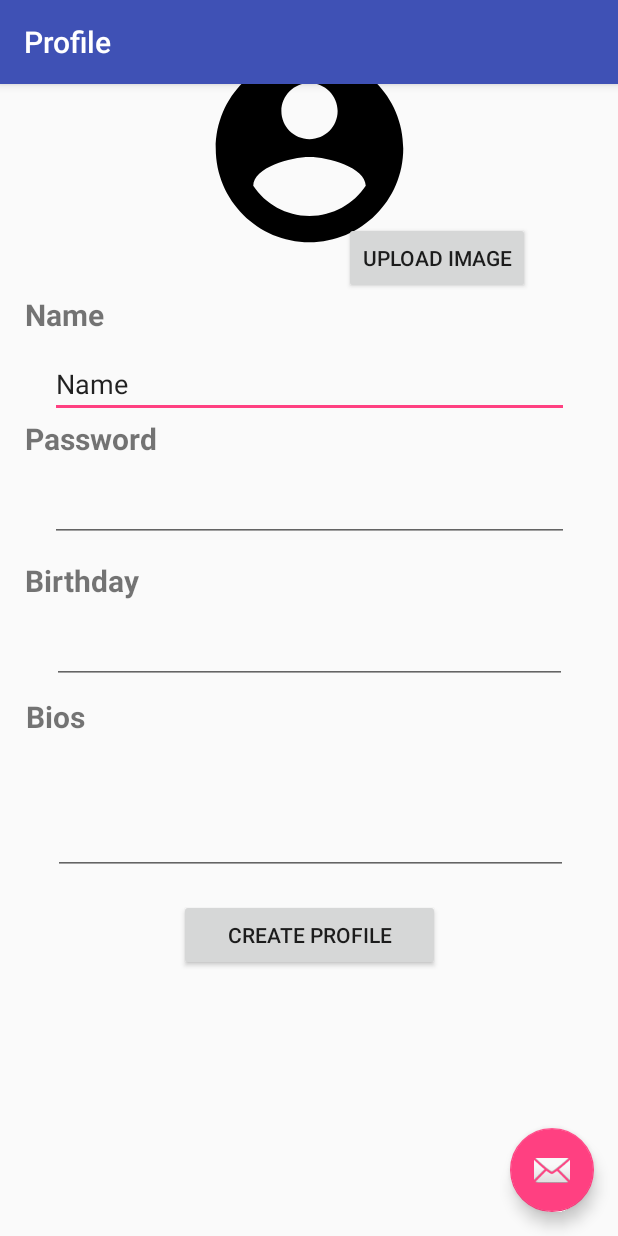
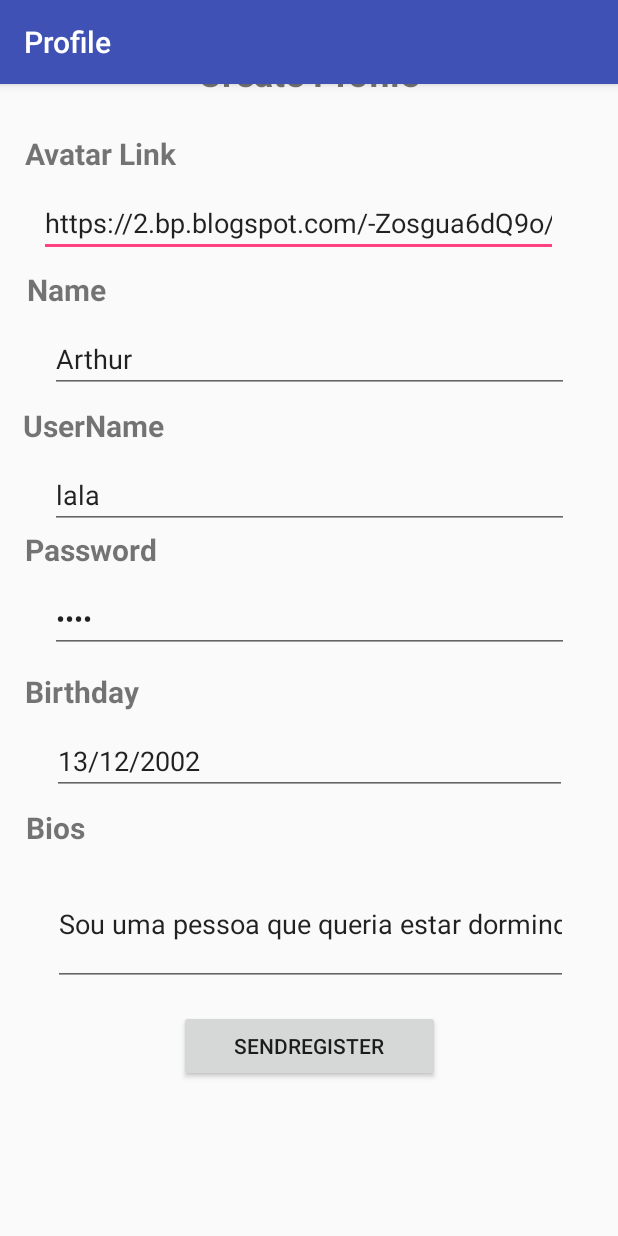
Before and after one commit to ahlp/catalog-android-client, an Android app: the Profile screen opened directly, with no data from a screen before it, on a phone screen of 412 x 824 dp. Run offline under Robolectric (Android 15) with nearby library versions, the phone set to English and light mode, and no system bars; our stand-ins replace Volley; network calls fail.

Commit message:
adjusting profile creating screen

```diff
--- a/app/src/main/java/com/hnka/csd/Profile.java
+++ b/app/src/main/java/com/hnka/csd/Profile.java
@@ -4,8 +4,6 @@ import android.content.Context;
 import android.content.Intent;
 import android.content.SharedPreferences;
 import android.os.Bundle;
-import android.support.design.widget.FloatingActionButton;
-import android.support.design.widget.Snackbar;
 import android.support.v7.app.AppCompatActivity;
 import android.support.v7.widget.Toolbar;
 import android.view.View;
@@ -26,29 +24,22 @@ public class Profile extends AppCompatActivity {
         setContentView(R.layout.activity_profile);
         Toolbar toolbar = (Toolbar) findViewById(R.id.toolbar);
         setSupportActionBar(toolbar);
-
-        FloatingActionButton fab = (FloatingActionButton) findViewById(R.id.fab);
-        fab.setOnClickListener(new View.OnClickListener() {
-            @Override
-            public void onClick(View view) {
-                Snackbar.make(view, "Replace with your own action", Snackbar.LENGTH_LONG)
-                        .setAction("Action", null).show();
-            }
-        });
     }
 
-    public void CreateProfile() {
+    private void CreateProfile() {
         ClientProfile clientProfile = ClientFactory.getClientProfileInstance(getApplicationContext());
 
         boolean isCreatingProfile = true;
 
-        String userName = ((EditText)findViewById(R.id.ProfileUsername)).getText().toString();
+        String userName = ((EditText)findViewById(R.id.ProfileName)).getText().toString();
         String birthday = ((EditText)findViewById(R.id.ProfileBirthday)).getText().toString();
         String bios = ((EditText)findViewById(R.id.ProfileBios)).getText().toString();
+        String avatarLink = ((EditText)findViewById(R.id.ProfileName)).getText().toString();
+
         SharedPreferences sharedPref = getPreferences(Context.MODE_PRIVATE);
         String token = sharedPref.getString(getString(R.string.token_pref_key), "");
 
-        clientProfile.createProfile(userName, birthday, "", bios, token,
+        clientProfile.createProfile(userName, birthday, avatarLink, bios, token,
                 new Response.Listener<String>() {
                     @Override
                     public void onResponse(String response) {
@@ -64,7 +55,7 @@ public class Profile extends AppCompatActivity {
                 });
     }
 
-    private void SendRegister(View v) {
+    public void SendRegister(View v) {
         final String userName = ((EditText)findViewById(R.id.ProfileUsername)).getText().toString();
         final String password = ((EditText)findViewById(R.id.ProfilePassword)).getText().toString();
         final ClientLogin clientLogin = ClientFactory.getClientLoginInstance(getApplicationContext());
--- a/app/src/main/java/com/hnka/csd/client/ClientProfile.java
+++ b/app/src/main/java/com/hnka/csd/client/ClientProfile.java
@@ -20,7 +20,7 @@ public class ClientProfile {
 
     public void getProfile(String id, Response.Listener<String> listener,
                            Response.ErrorListener errorListener) {
-        String url = ClientFactory.HOST + "/api/profiles/" + id;
+        String url = ClientFactory.HOST + "/csd/api/profiles/" + id;
         StringRequest stringRequest = new StringRequest(Request.Method.GET, url, listener, errorListener);
         this.queue.add(stringRequest);
     }
@@ -30,7 +30,7 @@ public class ClientProfile {
                               final String token,
                               Response.Listener<String> listener,
                               Response.ErrorListener errorListener) {
-        String url = ClientFactory.HOST + "/api/profiles/";
+        String url = ClientFactory.HOST + "/csd/api/profiles/";
 
         // POST
         StringRequest stringRequest = new StringRequest(Request.Method.POST, url, listener, errorListener) {
@@ -60,11 +60,11 @@ public class ClientProfile {
         this.queue.add(stringRequest);
     }
 
-    public void updateProfile(String id, final String userName, final String birthday, final String avatarLink,
+    public void updateProfile(String id, final String name, final String birthday, final String avatarLink,
                               final String bios, final String token,
                               Response.Listener<String> listener,
                               Response.ErrorListener errorListener) {
-        String url = ClientFactory.HOST + "/api/profiles/" + id;
+        String url = ClientFactory.HOST + "/csd/api/profiles/" + id;
         StringRequest stringRequest = new StringRequest(Request.Method.PUT, url, listener,
                 errorListener){
             @Override
@@ -79,14 +79,14 @@ public class ClientProfile {
             {
                 String body = "{\"profile\":{";
 
-                if (!userName.equals(""))
-                    body.concat("\"userName\":\""+ userName + "\",");
+                if (!name.equals(""))
+                    body.concat("\"name\":\""+ name + "\",");
                 if (!birthday.equals(""))
                     body.concat("\"birthday\":\""+ birthday + "\",");
                 if (!avatarLink.equals(""))
                     body.concat("\"avatarLink\":\""+ avatarLink + "\",");
                 if (!bios.equals(""))
-                    body.concat("\"bios\":\""+ bios + "\"");
+                    body.concat("\"about\":\""+ bios + "\"");
 
                 if (body.substring(body.length() - 1).equals(","))
                     body = body.substring(0, body.length() - 2);
--- a/app/src/main/res/layout/activity_profile.xml
+++ b/app/src/main/res/layout/activity_profile.xml
@@ -22,12 +22,4 @@
 
     <include layout="@layout/content_profile" />
 
-    <android.support.design.widget.FloatingActionButton
-        android:id="@+id/fab"
-        android:layout_width="wrap_content"
-        android:layout_height="wrap_content"
-        android:layout_gravity="bottom|end"
-        android:layout_margin="@dimen/fab_margin"
-        app:srcCompat="@android:drawable/ic_dialog_email" />
-
 </android.support.design.widget.CoordinatorLayout>
--- a/app/src/main/res/layout/content_profile.xml
+++ b/app/src/main/res/layout/content_profile.xml
@@ -1,5 +1,6 @@
 <?xml version="1.0" encoding="utf-8"?>
 <ScrollView xmlns:android="http://schemas.android.com/apk/res/android"
+    xmlns:app="http://schemas.android.com/apk/res-auto"
     xmlns:tools="http://schemas.android.com/tools"
     android:layout_width="match_parent"
     android:layout_height="match_parent"
@@ -15,7 +16,64 @@
     tools:layout_editor_absoluteY="81dp"
     tools:showIn="@layout/activity_profile">
 
+    <EditText
+        android:id="@+id/profileAvatarLink"
+        android:layout_width="346dp"
+        android:layout_height="wrap_content"
+        android:layout_marginEnd="8dp"
+        android:layout_marginStart="8dp"
+        android:layout_marginTop="8dp"
+        android:ems="10"
+        android:inputType="textUri"
+        android:text="https://2.bp.blogspot.com/-Zosgua6dQ9o/Tz3A0LhPF4I/AAAAAAAABX0/gapxpqgNasE/s1600/Goodnight+Punpun+v01+c01+-+010.png"
+        app:layout_constraintEnd_toEndOf="parent"
+        app:layout_constraintHorizontal_bias="0.363"
+        app:layout_constraintStart_toStartOf="parent"
+        app:layout_constraintTop_toBottomOf="@+id/textView31" />
 
+    <TextView
+        android:id="@+id/textView31"
+        android:layout_width="wrap_content"
+        android:layout_height="29dp"
+        android:layout_marginEnd="8dp"
+        android:layout_marginStart="8dp"
+        android:layout_marginTop="24dp"
+        android:text="Avatar Link"
+        android:textSize="20sp"
+        android:textStyle="bold"
+        app:layout_constraintEnd_toEndOf="parent"
+        app:layout_constraintHorizontal_bias="0.03"
+        app:layout_constraintStart_toStartOf="parent"
+        app:layout_constraintTop_toBottomOf="@+id/textView30" />
+
+    <EditText
+        android:id="@+id/ProfileName"
+        android:layout_width="346dp"
+        android:layout_height="wrap_content"
+        android:layout_marginEnd="8dp"
+        android:layout_marginStart="8dp"
+        android:layout_marginTop="8dp"
+        android:ems="10"
+        android:inputType="textUri"
+        android:text="Arthur"
+        app:layout_constraintEnd_toEndOf="parent"
+        app:layout_constraintStart_toStartOf="parent"
+        app:layout_constraintTop_toBottomOf="@+id/textView25" />
+
+    <TextView
+        android:id="@+id/textView25"
+        android:layout_width="wrap_content"
+        android:layout_height="29dp"
+        android:layout_marginEnd="8dp"
+        android:layout_marginStart="8dp"
+        android:layout_marginTop="8dp"
+        android:text="Name"
+        android:textSize="20sp"
+        android:textStyle="bold"
+        app:layout_constraintEnd_toEndOf="parent"
+        app:layout_constraintHorizontal_bias="0.03"
+        app:layout_constraintStart_toStartOf="parent"
+        app:layout_constraintTop_toBottomOf="@+id/profileAvatarLink" />
 
     <TextView
         android:id="@+id/textView24"
@@ -41,6 +99,7 @@
         android:layout_marginTop="8dp"
         android:ems="10"
         android:inputType="text"
+        android:text="Sou uma pessoa que queria estar dormindo"
         app:layout_constraintEnd_toEndOf="parent"
         app:layout_constraintHorizontal_bias="0.52"
         app:layout_constraintStart_toStartOf="parent"
@@ -84,34 +143,10 @@
         android:layout_marginTop="8dp"
         android:ems="10"
         android:inputType="textPassword"
+        android:text="lala"
         app:layout_constraintEnd_toEndOf="parent"
         app:layout_constraintStart_toStartOf="parent"
         app:layout_constraintTop_toBottomOf="@+id/textView13" />
-
-    <ImageView
-        android:id="@+id/imageView4"
-        android:layout_width="150dp"
-        android:layout_height="150dp"
-        android:layout_marginEnd="8dp"
-        android:layout_marginStart="8dp"
-        android:layout_marginTop="24dp"
-        app:layout_constraintEnd_toEndOf="parent"
-        app:layout_constraintStart_toStartOf="parent"
-        app:layout_constraintTop_toTopOf="parent"
-        app:srcCompat="@drawable/ic_account_circle_black_24dp" />
-
-    <Button
-        android:id="@+id/button3"
-        android:layout_width="wrap_content"
-        android:layout_height="wrap_content"
-        android:layout_marginEnd="8dp"
-        android:layout_marginStart="8dp"
-        android:layout_marginTop="148dp"
-        android:text="Upload Image"
-        app:layout_constraintEnd_toEndOf="parent"
-        app:layout_constraintHorizontal_bias="0.814"
-        app:layout_constraintStart_toStartOf="parent"
-        app:layout_constraintTop_toTopOf="parent" />
 
     <TextView
         android:id="@+id/textView6"
@@ -119,14 +154,14 @@
         android:layout_height="29dp"
         android:layout_marginEnd="8dp"
         android:layout_marginStart="8dp"
-        android:layout_marginTop="196dp"
-        android:text="Name"
+        android:layout_marginTop="8dp"
+        android:text="UserName"
         android:textSize="20sp"
         android:textStyle="bold"
         app:layout_constraintEnd_toEndOf="parent"
         app:layout_constraintHorizontal_bias="0.025"
         app:layout_constraintStart_toStartOf="parent"
-        app:layout_constraintTop_toTopOf="parent" />
+        app:layout_constraintTop_toBottomOf="@+id/ProfileName" />
 
     <EditText
         android:id="@+id/ProfileUsername"
@@ -137,7 +172,7 @@
         android:layout_marginTop="8dp"
         android:ems="10"
         android:inputType="textPersonName"
-        android:text="Name"
+        android:text="lala"
         app:layout_constraintEnd_toEndOf="parent"
         app:layout_constraintStart_toStartOf="parent"
         app:layout_constraintTop_toBottomOf="@+id/textView6" />
@@ -151,6 +186,7 @@
         android:layout_marginTop="8dp"
         android:ems="10"
         android:inputType="date"
+        android:text="13/12/2002"
         app:layout_constraintEnd_toEndOf="parent"
         app:layout_constraintStart_toStartOf="parent"
         app:layout_constraintTop_toBottomOf="@+id/textView14" />
@@ -163,10 +199,24 @@
         android:layout_marginStart="8dp"
         android:layout_marginTop="16dp"
         android:onClick="SendRegister"
-        android:text="Create Profile"
+        android:text="SendRegister"
         app:layout_constraintEnd_toEndOf="parent"
         app:layout_constraintStart_toStartOf="parent"
         app:layout_constraintTop_toBottomOf="@+id/ProfileBios" />
 
+    <TextView
+        android:id="@+id/textView30"
+        android:layout_width="wrap_content"
+        android:layout_height="wrap_content"
+        android:layout_marginEnd="8dp"
+        android:layout_marginStart="8dp"
+        android:layout_marginTop="32dp"
+        android:text="Create Profile"
+        android:textSize="24sp"
+        android:textStyle="bold"
+        app:layout_constraintEnd_toEndOf="parent"
+        app:layout_constraintStart_toStartOf="parent"
+        app:layout_constraintTop_toTopOf="parent" />
+
 </android.support.constraint.ConstraintLayout>
 </ScrollView>
```
